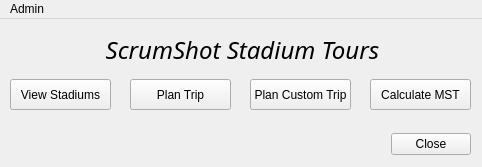
Old version of the form StadiumTripPlanner.ui in the repository PachowStudios/CS1D-Second-Project.
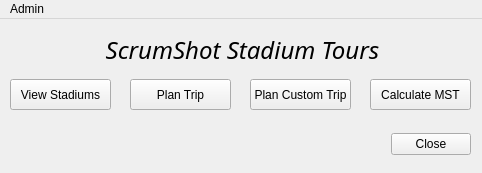
New version of the form.

Commit message: Enabled MST button

Patch:
```diff
--- a/StadiumTripPlanner.ui
+++ b/StadiumTripPlanner.ui
@@ -7,7 +7,7 @@
     <x>0</x>
     <y>0</y>
     <width>482</width>
-    <height>167</height>
+    <height>173</height>
    </rect>
   </property>
   <property name="sizePolicy">
```
Left out of the diff: 2 changed lines with no effect on the pictures. The commit also changes 4 other files.
